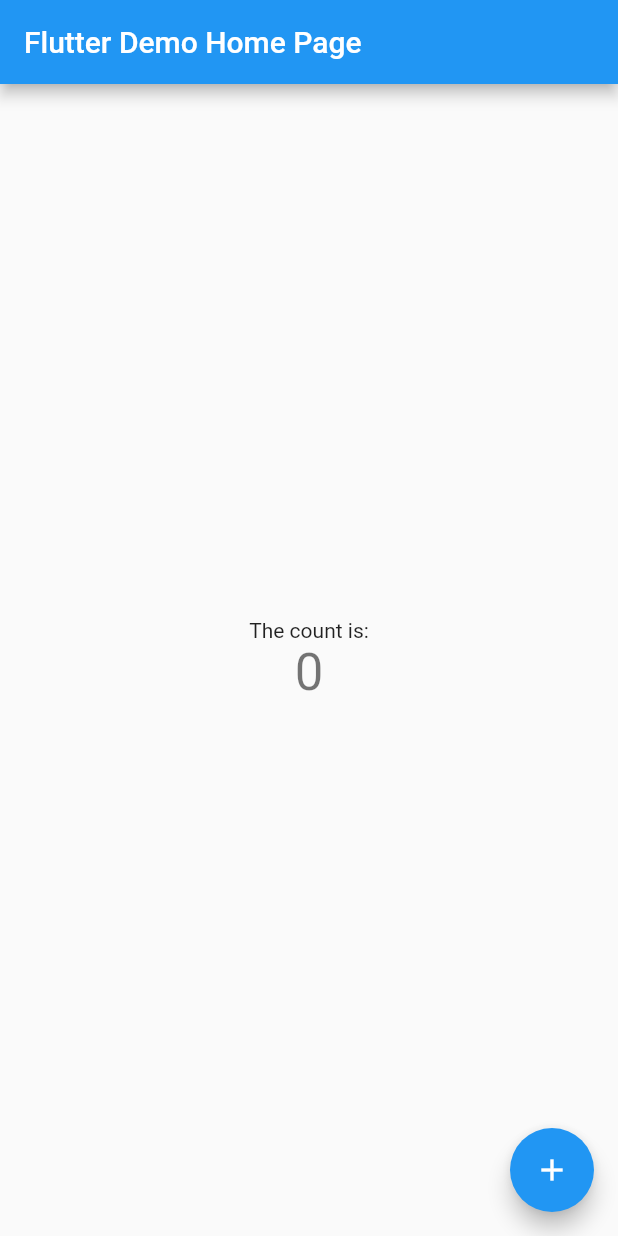
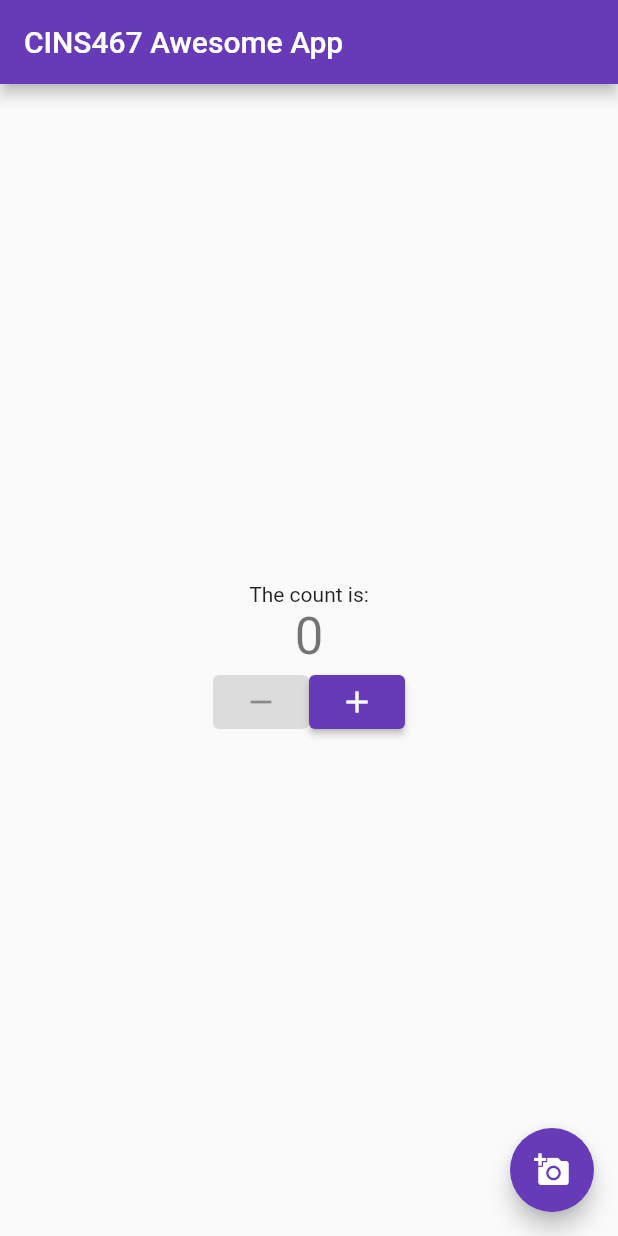
Before and after one commit to csuchico-cins467/cins467-sum22-examples, a Flutter app: the screen it shows after launch, on a phone screen of 412 x 824 dp. Run offline on Flutter 3.47's test engine with Material 2 defaults, Android fonts, the phone set to English and light mode, and no system bars.

Commit message:
Elevated Buttons

```diff
--- a/counterstate/lib/main.dart
+++ b/counterstate/lib/main.dart
@@ -22,9 +22,9 @@
         // or simply save your changes to "hot reload" in a Flutter IDE).
         // Notice that the counter didn't reset back to zero; the application
         // is not restarted.
-        primarySwatch: Colors.blue,
+        primarySwatch: Colors.deepPurple,
       ),
-      home: const MyHomePage(title: 'Flutter Demo Home Page'),
+      home: const MyHomePage(title: 'CINS467 Awesome App'),
     );
   }
 }
@@ -52,12 +52,13 @@
 
   void _incrementCounter() {
     setState(() {
-      // This call to setState tells the Flutter framework that something has
-      // changed in this State, which causes it to rerun the build method below
-      // so that the display can reflect the updated values. If we changed
-      // _counter without calling setState(), then the build method would not be
-      // called again, and so nothing would appear to happen.
       _counter++;
+    });
+  }
+
+  void _decrementCounter() {
+    setState(() {
+      _counter--;
     });
   }
 
@@ -94,22 +95,36 @@
           // axis because Columns are vertical (the cross axis would be
           // horizontal).
           mainAxisAlignment: MainAxisAlignment.center,
-          children: <Widget>[
-            const Text(
-              'The count is:',
-            ),
-            Text(
-              '$_counter',
-              style: Theme.of(context).textTheme.headline4,
-            ),
-          ],
+          children: getBody(),
         ),
       ),
       floatingActionButton: FloatingActionButton(
         onPressed: _incrementCounter,
         tooltip: 'Increment',
-        child: const Icon(Icons.add),
+        child: const Icon(Icons.add_a_photo),
       ), // This trailing comma makes auto-formatting nicer for build methods.
     );
   }
+
+  List<Widget> getBody() {
+    List<Widget> list = List.empty(growable: true);
+    list.add(const Text(
+      'The count is:',
+    ));
+    list.add(Text(
+      '$_counter',
+      style: Theme.of(context).textTheme.headline4,
+    ));
+    list.add(Row(mainAxisAlignment: MainAxisAlignment.center, children: [
+      ElevatedButton(
+        onPressed: _counter > 0 ? _decrementCounter : null,
+        child: const Icon(Icons.remove),
+      ),
+      ElevatedButton(
+        onPressed: _counter < 10 ? _incrementCounter : null,
+        child: const Icon(Icons.add),
+      )
+    ]));
+    return list;
+  }
 }
```
